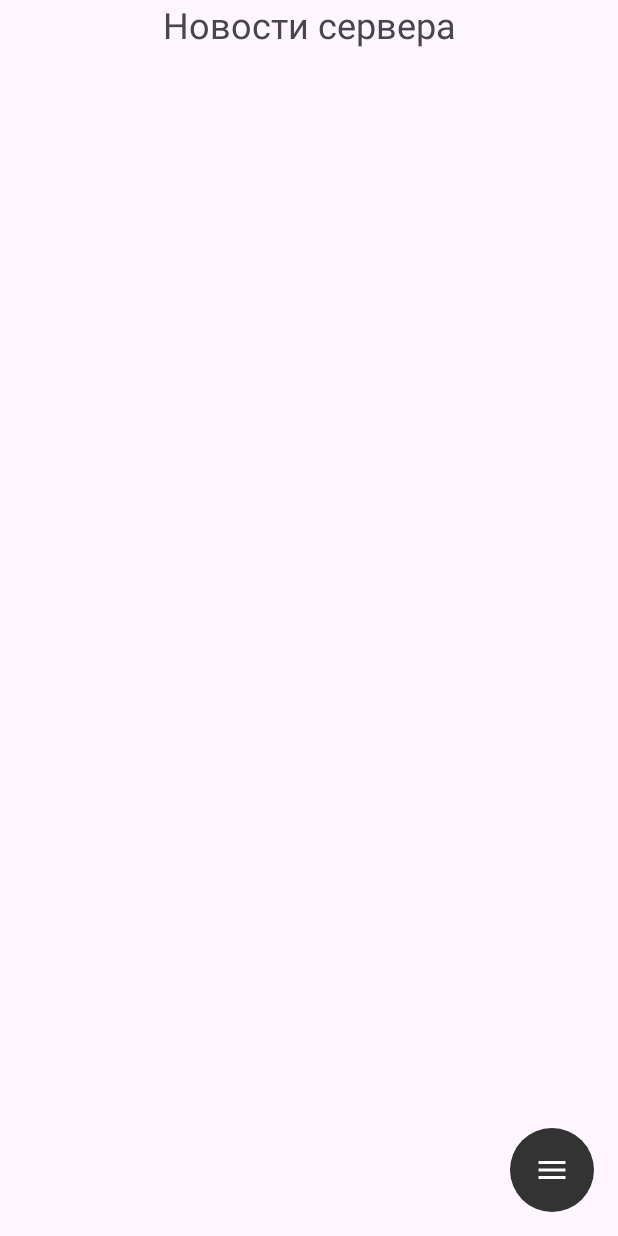
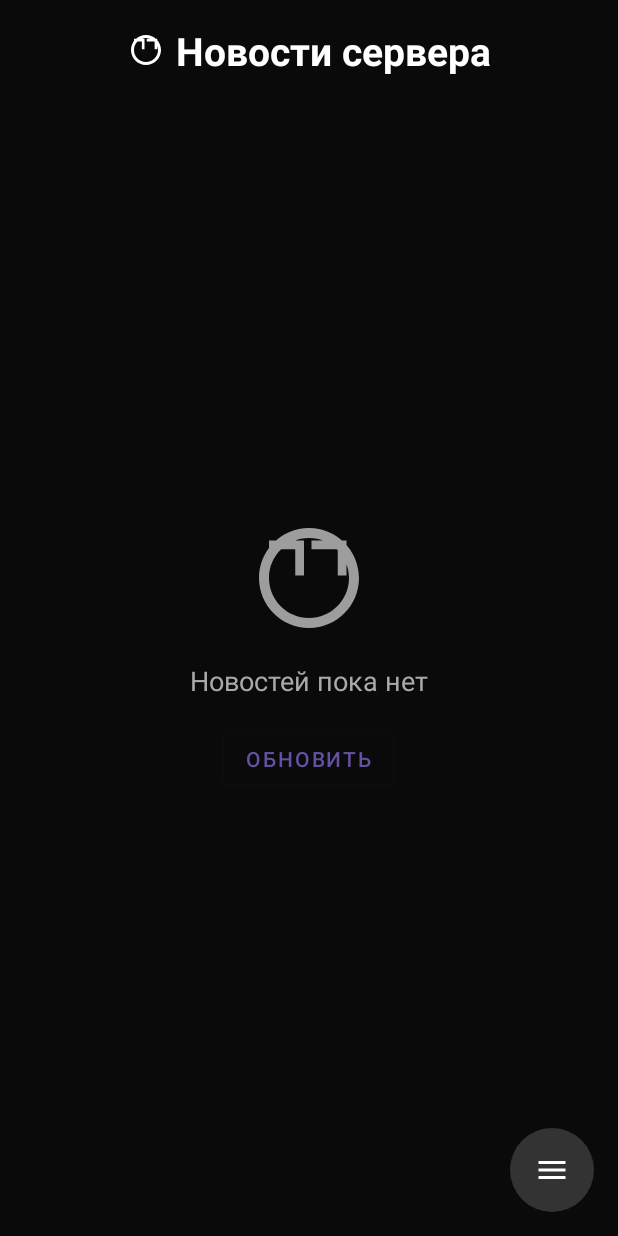
Before and after one commit to PavelVoronenko/7DTD_Lukomorie, an Android app: the screen it shows after launch (MainActivity), after a tap on "Новости", on a phone screen of 412 x 824 dp. Run offline under Robolectric (Android 15) with nearby library versions, the phone set to English and light mode, and no system bars; network calls fail; 1 other tap on this screen came first.

Commit message:
News presentation

```diff
--- a/app/src/main/java/com/antago30/a7dtd_lukomorie/fragments/NewsFragment.kt
+++ b/app/src/main/java/com/antago30/a7dtd_lukomorie/fragments/NewsFragment.kt
@@ -5,6 +5,8 @@ import android.util.Log
 import android.view.LayoutInflater
 import android.view.View
 import android.view.ViewGroup
+import android.widget.Button
+import android.widget.LinearLayout
 import androidx.recyclerview.widget.LinearLayoutManager
 import androidx.recyclerview.widget.RecyclerView
 import com.antago30.a7dtd_lukomorie.R
@@ -17,6 +19,8 @@ class NewsFragment : BaseFragment() {
 
     private lateinit var recyclerView: RecyclerView
     private lateinit var adapter: NavigationAdapter
+    private lateinit var emptyStateLayout: LinearLayout
+    private lateinit var reloadNewsButton: Button
 
     override fun onCreateView(
         inflater: LayoutInflater,
@@ -28,6 +32,16 @@ class NewsFragment : BaseFragment() {
         adapter = NavigationAdapter(emptyList())
         recyclerView.layoutManager = LinearLayoutManager(context)
         recyclerView.adapter = adapter
+
+
+        emptyStateLayout = view.findViewById(R.id.empty_state_layout)
+        reloadNewsButton = view.findViewById(R.id.reload_news_button)
+
+
+        reloadNewsButton.setOnClickListener {
+            loadData()
+        }
+
         return view
     }
 
@@ -35,8 +49,7 @@ class NewsFragment : BaseFragment() {
         return try {
             webParser.parseNews(Constants.NEWS_URL)
         } catch (e: IOException) {
-            Log.e("NewsFragment", "Ошибка загрузки новостей", e)
-            emptyList()
+            emptyList<NewsItem>()
         }
     }
 
@@ -44,8 +57,20 @@ class NewsFragment : BaseFragment() {
         if (data is List<*>) {
             @Suppress("UNCHECKED_CAST")
             val newsList = data as List<NewsItem>
-            adapter.updateData(newsList)
+
+            if (newsList.isEmpty()) {
+                // Если список пустой, показываем пустое состояние
+                recyclerView.visibility = View.GONE
+                emptyStateLayout.visibility = View.VISIBLE
+            } else {
+                // Если есть новости, показываем список и скрываем пустое состояние
+                recyclerView.visibility = View.VISIBLE
+                emptyStateLayout.visibility = View.GONE
+                adapter.updateData(newsList)
+            }
         } else {
+            recyclerView.visibility = View.GONE
+            emptyStateLayout.visibility = View.VISIBLE
             adapter.updateData(emptyList())
         }
     }
--- /dev/null
+++ b/app/src/main/res/drawable/ic_news_grey_24dp.xml
@@ -0,0 +1,11 @@
+<?xml version="1.0" encoding="utf-8"?>
+<vector xmlns:android="http://schemas.android.com/apk/res/android"
+    android:width="24dp"
+    android:height="24dp"
+    android:viewportWidth="24"
+    android:viewportHeight="24"
+    android:tint="@android:color/white">
+    <path
+        android:fillColor="@android:color/white"
+        android:pathData="M12,2C6.48,2 2,6.48 2,12s4.48,10 10,10 10,-4.48 10,-10S17.52,2 12,2zM12,20c-4.41,0 -8,-3.59 -8,-8s3.59,-8 8,-8 8,3.59 8,8 -3.59,8 -8,8zM7.5,11.5l3.5,0l0,-7l-7,0l0,1.75l5.25,0l0,5.25zM16,11.5l3.5,0l0,-7l-7,0l0,1.75l5.25,0l0,5.25z"/>
+</vector>
--- /dev/null
+++ b/app/src/main/res/drawable/ic_news_white_24dp.xml
@@ -0,0 +1,11 @@
+<?xml version="1.0" encoding="utf-8"?>
+<vector xmlns:android="http://schemas.android.com/apk/res/android"
+    android:width="24dp"
+    android:height="24dp"
+    android:viewportWidth="24"
+    android:viewportHeight="24"
+    android:tint="@android:color/white">
+    <path
+        android:fillColor="@android:color/white"
+        android:pathData="M12,2C6.48,2 2,6.48 2,12s4.48,10 10,10 10,-4.48 10,-10S17.52,2 12,2zM12,20c-4.41,0 -8,-3.59 -8,-8s3.59,-8 8,-8 8,3.59 8,8 -3.59,8 -8,8zM7.5,11.5l3.5,0l0,-7l-7,0l0,1.75l5.25,0l0,5.25zM16,11.5l3.5,0l0,-7l-7,0l0,1.75l5.25,0l0,5.25z"/>
+</vector>
--- a/app/src/main/res/layout/fragment_news.xml
+++ b/app/src/main/res/layout/fragment_news.xml
@@ -1,40 +1,78 @@
 <?xml version="1.0" encoding="utf-8"?>
+<!-- 👇 Добавляем темный фон -->
 <androidx.constraintlayout.widget.ConstraintLayout xmlns:android="http://schemas.android.com/apk/res/android"
     xmlns:app="http://schemas.android.com/apk/res-auto"
     android:layout_width="match_parent"
-    android:layout_height="match_parent">
+    android:layout_height="match_parent"
+    android:background="#0a0a0a">
 
+    <!-- 👇 Улучшенный заголовок -->
     <TextView
         android:id="@+id/textView"
         android:layout_width="wrap_content"
         android:layout_height="wrap_content"
-        android:text="Новости сервера"
-        android:textSize="24sp"
-        app:layout_constraintEnd_toEndOf="parent"
-        app:layout_constraintStart_toStartOf="parent"
-        app:layout_constraintTop_toTopOf="parent" />
+        android:layout_marginTop="16dp"
+        android:drawableStart="@drawable/ic_news_white_24dp"
+    android:drawablePadding="8dp"
+    android:gravity="center"
+    android:text="Новости сервера"
+    android:textColor="@android:color/white"
+    android:textSize="26sp"
+    android:textStyle="bold"
+    app:layout_constraintEnd_toEndOf="parent"
+    app:layout_constraintStart_toStartOf="parent"
+    app:layout_constraintTop_toTopOf="parent" />
 
+    <!-- 👇 Обновленный RecyclerView с фоном и отступами -->
     <androidx.recyclerview.widget.RecyclerView
         android:id="@+id/recycler_view"
         android:layout_width="0dp"
         android:layout_height="0dp"
-        android:padding="8dp"
+        android:layout_marginTop="8dp"
+        android:clipToPadding="false"
+        android:paddingStart="8dp"
+        android:paddingTop="4dp"
+        android:paddingEnd="8dp"
+        android:paddingBottom="8dp"
         app:layout_constraintBottom_toBottomOf="parent"
         app:layout_constraintEnd_toEndOf="parent"
         app:layout_constraintStart_toStartOf="parent"
         app:layout_constraintTop_toBottomOf="@+id/textView" />
 
-    <TextView
-        android:id="@+id/empty_text"
-        android:layout_width="wrap_content"
-        android:layout_height="wrap_content"
-        android:text="Нет новостей"
-        android:textSize="18sp"
-        android:textColor="@android:color/darker_gray"
+    <!-- 👇 Улучшенное пустое состояние -->
+    <LinearLayout
+        android:id="@+id/empty_state_layout"
+        android:layout_width="0dp"
+        android:layout_height="0dp"
+        android:gravity="center"
+        android:orientation="vertical"
         android:visibility="gone"
-        app:layout_constraintTop_toTopOf="parent"
         app:layout_constraintBottom_toBottomOf="parent"
+        app:layout_constraintEnd_toEndOf="parent"
         app:layout_constraintStart_toStartOf="parent"
-        app:layout_constraintEnd_toEndOf="parent" />
+        app:layout_constraintTop_toBottomOf="@+id/textView">
+
+        <ImageView
+            android:layout_width="80dp"
+            android:layout_height="80dp"
+            android:layout_marginBottom="16dp"
+            android:src="@drawable/ic_news_grey_24dp"
+        android:alpha="0.6"/>
+
+        <TextView
+            android:layout_width="wrap_content"
+            android:layout_height="wrap_content"
+            android:text="Новостей пока нет"
+            android:textColor="@android:color/darker_gray"
+            android:textSize="18sp" />
+
+        <Button
+            android:id="@+id/reload_news_button"
+            android:layout_width="wrap_content"
+            android:layout_height="wrap_content"
+            android:layout_marginTop="16dp"
+            android:text="Обновить"
+            style="@style/Widget.MaterialComponents.Button.OutlinedButton" />
+    </LinearLayout>
 
 </androidx.constraintlayout.widget.ConstraintLayout>
--- a/app/src/main/res/layout/item_news.xml
+++ b/app/src/main/res/layout/item_news.xml
@@ -1,11 +1,16 @@
 <?xml version="1.0" encoding="utf-8"?>
-<androidx.cardview.widget.CardView xmlns:android="http://schemas.android.com/apk/res/android"
+<com.google.android.material.card.MaterialCardView xmlns:android="http://schemas.android.com/apk/res/android"
     xmlns:app="http://schemas.android.com/apk/res-auto"
     android:layout_width="match_parent"
     android:layout_height="wrap_content"
     android:layout_margin="4dp"
-    app:cardCornerRadius="8dp"
-    app:cardElevation="4dp">
+    app:cardCornerRadius="12dp"
+    app:cardElevation="3dp"
+    app:strokeWidth="0.5dp"
+    app:strokeColor="@android:color/darker_gray"
+    android:foreground="?attr/selectableItemBackground"
+    android:clickable="true"
+    android:focusable="true">
 
     <LinearLayout
         android:layout_width="match_parent"
@@ -19,7 +24,7 @@
             android:layout_height="wrap_content"
             android:ellipsize="end"
             android:maxLines="2"
-            android:textColor="@android:color/black"
+            android:textColor="@android:color/white"
             android:textSize="18sp"
             android:textStyle="bold" />
 
@@ -32,17 +37,19 @@
             android:focusable="true"
             android:clickable="true"
             android:textColor="@android:color/darker_gray"
-            android:textSize="14sp" />
+            android:textSize="14sp"
+            android:maxLines="4"
+            android:ellipsize="end" />
 
         <TextView
             android:id="@+id/news_timestamp"
             android:layout_width="match_parent"
             android:layout_height="wrap_content"
             android:textSize="12sp"
-            android:layout_marginTop="4dp"
-        android:textColor="@android:color/holo_blue_dark"
-        android:gravity="end" />
+            android:layout_marginTop="8dp"
+            android:textColor="@android:color/holo_blue_dark"
+            android:gravity="end" />
 
     </LinearLayout>
 
-</androidx.cardview.widget.CardView>
+</com.google.android.material.card.MaterialCardView>
```
